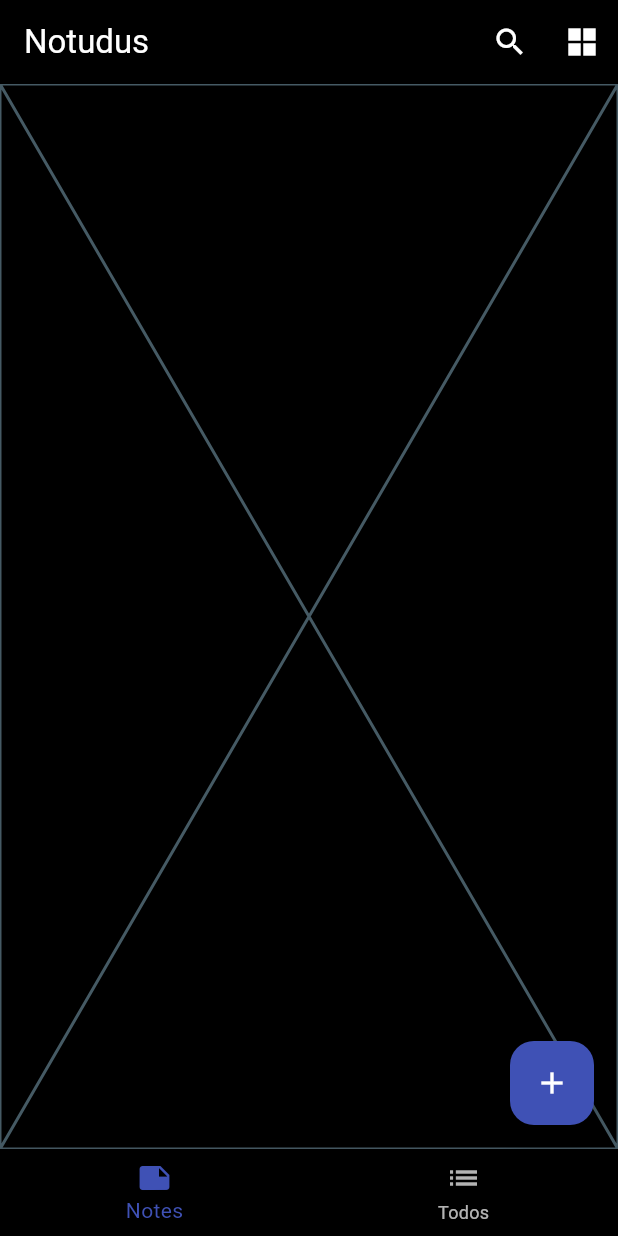
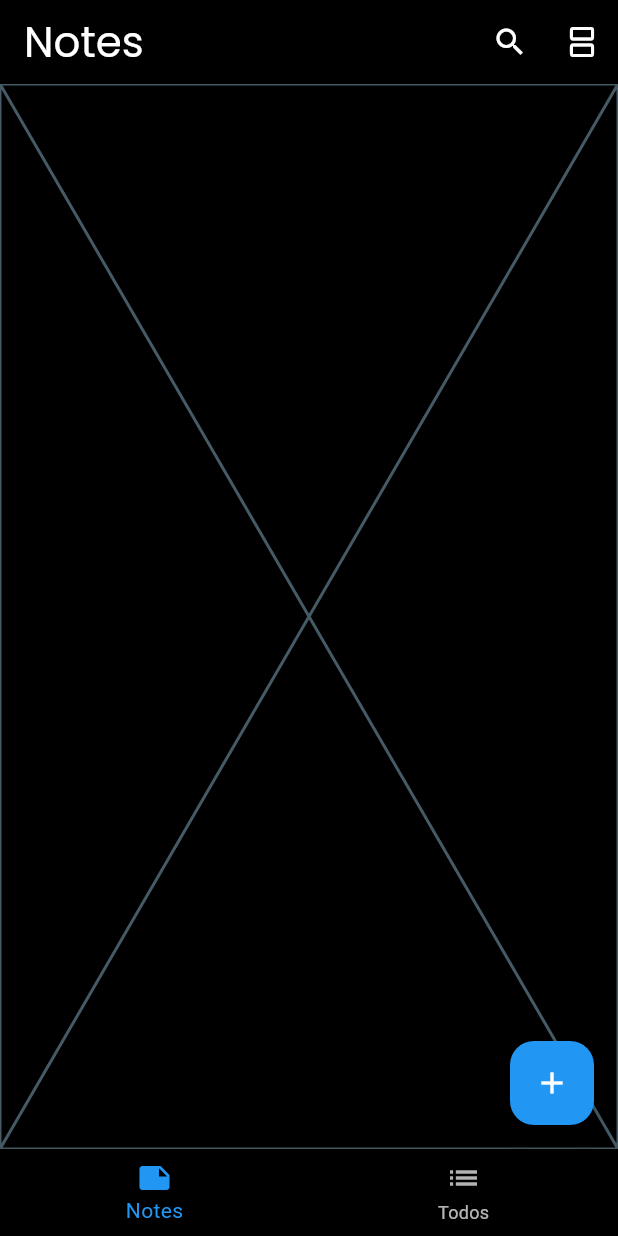
Before and after one commit to thegera4/flutter_notudus_app, a Flutter app: the screen it shows after launch, on a phone screen of 412 x 824 dp. Run offline on Flutter 3.47's test engine with Material 3 defaults, Android fonts, the phone set to English and light mode, and no system bars; our stand-ins replace google_fonts.

Commit message:
update: added bool state to change list/grid view icon

```diff
--- a/lib/main.dart
+++ b/lib/main.dart
@@ -15,8 +15,8 @@ class MyApp extends StatelessWidget {
       theme: ThemeData(
         brightness: Brightness.dark,
         colorScheme: ColorScheme.fromSwatch(
-          primarySwatch: Colors.indigo,
-          accentColor: Colors.indigo,
+          primarySwatch: Colors.blue,
+          accentColor: Colors.blue,
           cardColor: Colors.black,
           backgroundColor: Colors.black,
           brightness: Brightness.dark,
--- a/lib/res/strings.dart
+++ b/lib/res/strings.dart
@@ -7,4 +7,5 @@ class AppStrings {
   static const String addNote = 'Add Note';
   static const String addTodo = 'Add Todo';
   static const String search = 'Search';
+  static const String changeView = 'Change View';
 }
--- a/lib/screens/home_screen.dart
+++ b/lib/screens/home_screen.dart
@@ -1,14 +1,26 @@
 import 'package:flutter/material.dart';
+import 'package:google_fonts/google_fonts.dart';
 import '../res/strings.dart';
 
-class HomeScreen extends StatelessWidget {
+class HomeScreen extends StatefulWidget {
   const HomeScreen({super.key});
+
+  @override
+  State<HomeScreen> createState() => _HomeScreenState();
+}
+
+class _HomeScreenState extends State<HomeScreen> {
+
+  bool isListView = true;
 
   @override
   Widget build(BuildContext context) {
     return Scaffold(
       appBar: AppBar(
-        title: const Text(AppStrings.appName),
+        title: Text(
+          AppStrings.notes,
+          style: GoogleFonts.poppins(fontSize: 28),
+        ),
         actions: [
           IconButton(
             icon: const Icon(Icons.search),
@@ -16,9 +28,9 @@ class HomeScreen extends StatelessWidget {
             onPressed: () {},
           ),
           IconButton(
-            icon: const Icon(Icons.grid_view_sharp),
-            tooltip: AppStrings.addNote,
-            onPressed: () {},
+            icon: Icon(isListView ? Icons.splitscreen : Icons.grid_view ),
+            tooltip: AppStrings.changeView,
+            onPressed: () => setState(() => isListView = !isListView),
           ),
         ],
       ),
--- a/pubspec.yaml
+++ b/pubspec.yaml
@@ -13,6 +13,7 @@ dependencies:
 
 
   cupertino_icons: ^1.0.6
+  google_fonts: ^6.2.1
 
 dev_dependencies:
   flutter_test:
```
Also changed, not shown: pubspec.lock.
